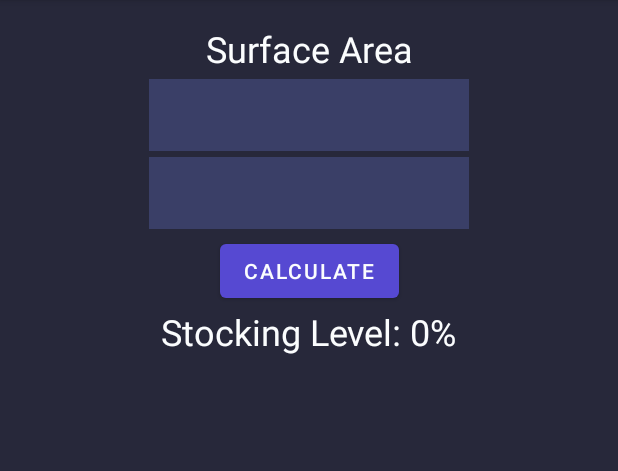
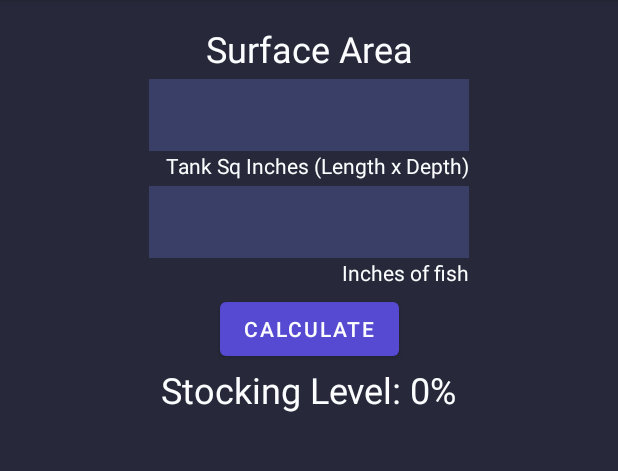
Before and after one commit to connorlof/aquarium_calculator, an Android app: the StockingFragment screen opened through its navigation route, on a phone screen of 412 x 824 dp, the part 84-555 px from its top. Run offline under Robolectric (Android 15) with nearby library versions, the phone set to English and light mode, and no system bars; our stand-ins replace Dagger/Hilt's generated code.

Commit message:
Add field tooltips and automatic stocking calculation

```diff
--- a/app/src/main/java/com/loftydev/aquariumcalculator/StockingFragment.kt
+++ b/app/src/main/java/com/loftydev/aquariumcalculator/StockingFragment.kt
@@ -5,9 +5,13 @@ import androidx.fragment.app.Fragment
 import android.view.LayoutInflater
 import android.view.View
 import android.view.ViewGroup
+import androidx.core.widget.doOnTextChanged
 import com.loftydev.aquariumcalculator.databinding.FragmentStockingBinding
 import com.loftydev.aquariumcalculator.presentation.viewmodel.MenuViewModel
 import com.loftydev.aquariumcalculator.presentation.viewmodel.StockingViewModel
+import kotlinx.coroutines.MainScope
+import kotlinx.coroutines.delay
+import kotlinx.coroutines.launch
 import kotlin.math.roundToInt
 
 class StockingFragment : Fragment() {
@@ -32,7 +36,9 @@ class StockingFragment : Fragment() {
         viewModel = (activity as MenuActivity).stockingViewModel
         menuViewModel = (activity as MenuActivity).menuViewModel
 
+        viewModel.reset()
         setHeader()
+        setHint()
         observe()
         setListeners()
     }
@@ -45,6 +51,14 @@ class StockingFragment : Fragment() {
         }
     }
 
+    private fun setHint() {
+        if (menuViewModel.lastSelectedItem.value == STOCKING_INCH_GALLON) {
+            binding.tvTankDimensionHint.text = "Tank Gallons"
+        } else {
+            binding.tvTankDimensionHint.text = "Tank Sq Inches (Length x Depth)"
+        }
+    }
+
     private fun observe() {
         viewModel.stockingPercent.observe(viewLifecycleOwner) { output ->
             binding.tvStockingOutput.text = "Stocking Level: ${(output * 100).roundToInt()}%"
@@ -53,6 +67,20 @@ class StockingFragment : Fragment() {
 
     private fun setListeners() {
         binding.btnStockingCalculate.setOnClickListener { calculate() }
+
+        binding.etFishInches.doOnTextChanged { _, _, _, _ ->
+            MainScope().launch {
+                delay(1000)
+                calculate()
+            }
+        }
+
+        binding.etTankDimension.doOnTextChanged { _, _, _, _ ->
+            MainScope().launch {
+                delay(1000)
+                calculate()
+            }
+        }
     }
 
     private fun calculate() {
--- a/app/src/main/java/com/loftydev/aquariumcalculator/presentation/viewmodel/StockingViewModel.kt
+++ b/app/src/main/java/com/loftydev/aquariumcalculator/presentation/viewmodel/StockingViewModel.kt
@@ -17,6 +17,10 @@ class StockingViewModel(
 
     val stockingPercent: MutableLiveData<Double> = MutableLiveData()
 
+    fun reset() = viewModelScope.launch(Dispatchers.IO) {
+        stockingPercent.postValue(0.0)
+    }
+
     fun calculateInchPerGallon(inchesOfFish: Double, tankGallons: Double) =
         viewModelScope.launch(Dispatchers.IO) {
             stockingPercent.postValue(getInchPerGallonUseCase.execute(inchesOfFish, tankGallons))
--- a/app/src/main/res/layout/fragment_stocking.xml
+++ b/app/src/main/res/layout/fragment_stocking.xml
@@ -36,6 +36,16 @@
             app:layout_constraintStart_toStartOf="parent"
             app:layout_constraintTop_toBottomOf="@id/tv_stocking_header" />
 
+        <TextView
+            android:id="@+id/tv_tank_dimension_hint"
+            android:layout_width="wrap_content"
+            android:layout_height="wrap_content"
+            android:text="Gallons"
+            android:textColor="@color/primary_text"
+            android:textSize="14sp"
+            app:layout_constraintEnd_toEndOf="@id/et_tank_dimension"
+            app:layout_constraintTop_toBottomOf="@id/et_tank_dimension" />
+
         <EditText
             android:id="@+id/et_fish_inches"
             android:layout_width="wrap_content"
@@ -47,7 +57,17 @@
             android:inputType="number"
             app:layout_constraintEnd_toEndOf="parent"
             app:layout_constraintStart_toStartOf="parent"
-            app:layout_constraintTop_toBottomOf="@id/et_tank_dimension" />
+            app:layout_constraintTop_toBottomOf="@id/tv_tank_dimension_hint" />
+
+        <TextView
+            android:id="@+id/tv_fish_inches_hint"
+            android:layout_width="wrap_content"
+            android:layout_height="wrap_content"
+            android:text="Inches of fish"
+            android:textColor="@color/primary_text"
+            android:textSize="14sp"
+            app:layout_constraintEnd_toEndOf="@id/et_fish_inches"
+            app:layout_constraintTop_toBottomOf="@id/et_fish_inches" />
 
     <androidx.constraintlayout.widget.Guideline
         android:id="@+id/guideline"
@@ -64,7 +84,7 @@
         android:text="Calculate"
         app:layout_constraintStart_toStartOf="@id/guideline"
         app:layout_constraintEnd_toEndOf="@id/guideline"
-        app:layout_constraintTop_toBottomOf="@id/et_fish_inches" />
+        app:layout_constraintTop_toBottomOf="@id/tv_fish_inches_hint" />
 
     <TextView
         android:id="@+id/tv_stocking_output"
```
